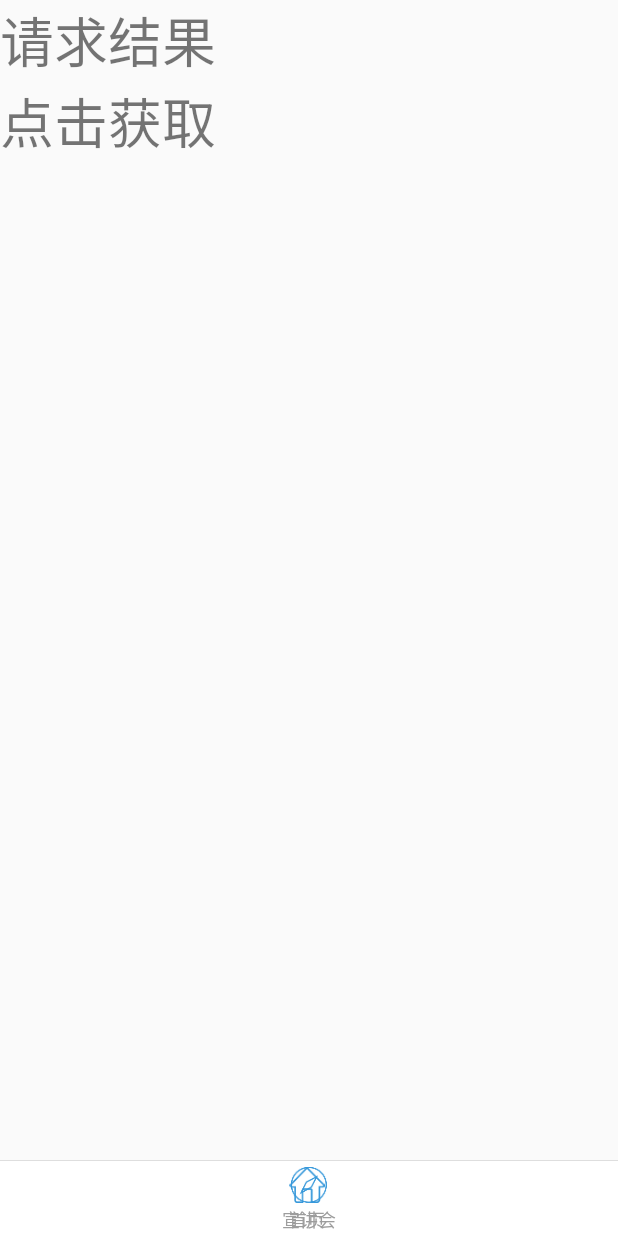
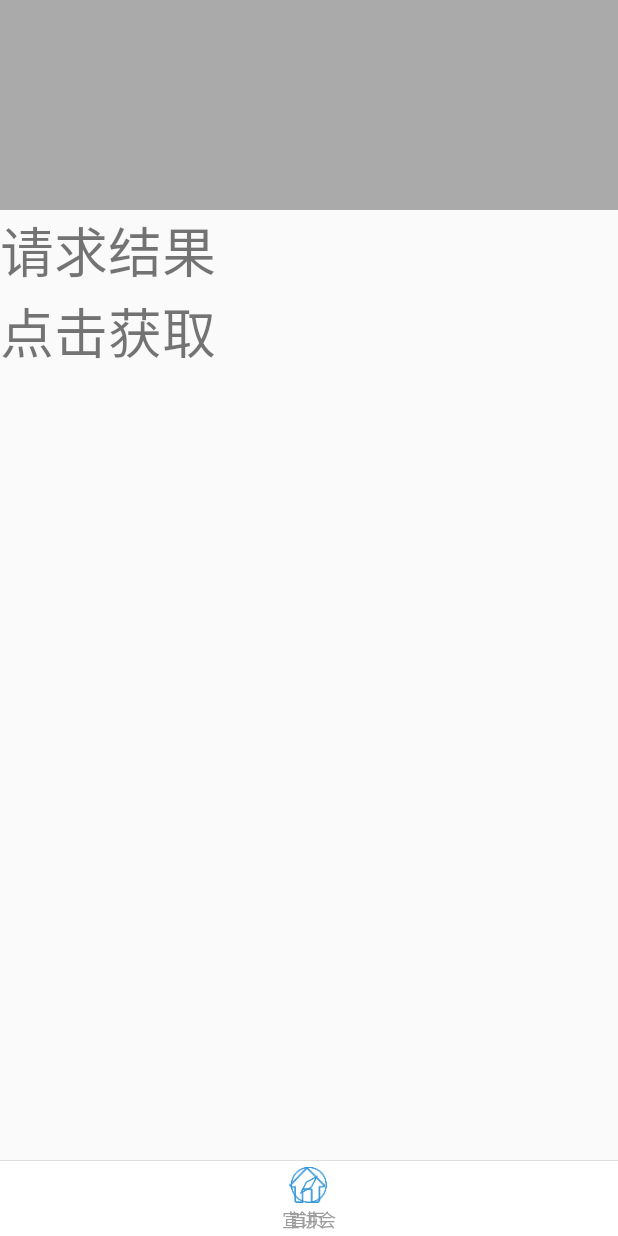
Before and after one commit to ZslNUPT/NoodlesAndroid, an Android app: the screen it shows after launch (HomeActivity), after a tap on "点击获取", on a phone screen of 412 x 824 dp. Run offline under Robolectric (Android 15) with nearby library versions, the phone set to English and light mode, and no system bars; our stand-ins replace ButterKnife, Dagger/Hilt's generated code; libraries missing offline, so code that uses them is left out: retrofit2.adapter.rxjava, retrofit2.converter.jackson, rx.android.schedulers, rx.functions, rx.schedulers; pictures from the network do not load; 5 statements that could not run were skipped.

Commit message:
增加loadingview

```diff
--- a/app/src/main/java/com/njupt/sniper/app/common/custom/AutoLoadImageView.java
+++ b/app/src/main/java/com/njupt/sniper/app/common/customView/AutoLoadImageView.java
@@ -3,7 +3,7 @@
  *
  * @author Fernando Cejas (the android10 coder)
  */
-package com.njupt.sniper.app.common.custom;
+package com.njupt.sniper.app.common.customView;
 
 import android.app.Activity;
 import android.content.Context;
--- a/app/src/main/java/com/njupt/sniper/app/common/custom/HomeItemTextView.java
+++ b/app/src/main/java/com/njupt/sniper/app/common/customView/HomeItemTextView.java
@@ -1,4 +1,4 @@
-package com.njupt.sniper.app.common.custom;
+package com.njupt.sniper.app.common.customView;
 
 import android.content.Context;
 import android.util.AttributeSet;
--- a/app/src/main/java/com/njupt/sniper/app/common/customView/IconTextView.java
+++ b/app/src/main/java/com/njupt/sniper/app/common/customView/IconTextView.java
@@ -3,6 +3,8 @@ package com.njupt.sniper.app.common.customView;
 import android.content.Context;
 import android.util.AttributeSet;
 import android.widget.TextView;
+
+import com.njupt.sniper.app.utils.TypefaceUtils;
 
 /**
  * @author bri
--- a/app/src/main/java/com/njupt/sniper/app/common/custom/MainPageItemView.java
+++ b/app/src/main/java/com/njupt/sniper/app/common/customView/MainPageItemView.java
@@ -1,4 +1,4 @@
-package com.njupt.sniper.app.common.custom;
+package com.njupt.sniper.app.common.customView;
 
 import android.content.Context;
 import android.content.res.TypedArray;
--- a/app/src/main/java/com/njupt/sniper/app/common/custom/ProgressWheel.java
+++ b/app/src/main/java/com/njupt/sniper/app/common/customView/ProgressWheel.java
@@ -1,4 +1,4 @@
-package com.njupt.sniper.app.common.custom;
+package com.njupt.sniper.app.common.customView;
 
 import android.annotation.TargetApi;
 import android.content.Context;
--- a/app/src/main/java/com/njupt/sniper/app/ui/fragment/NavigationFragment.java
+++ b/app/src/main/java/com/njupt/sniper/app/ui/fragment/NavigationFragment.java
@@ -1,11 +1,11 @@
 package com.njupt.sniper.app.ui.fragment;
 
 import android.os.Bundle;
-import android.support.annotation.Nullable;
 import android.view.View;
 import android.widget.TextView;
 
 import com.njupt.sniper.app.R;
+import com.njupt.sniper.app.common.customView.AutoLoadImageView;
 import com.njupt.sniper.app.common.fragment.BaseFragment;
 import com.njupt.sniper.app.ui.presenter.NavigationPresenter;
 import com.njupt.sniper.app.ui.viewInterface.NavigationView;
@@ -22,6 +22,9 @@ public class NavigationFragment extends BaseFragment<NavigationPresenter> implem
     @Bind(R.id.navigation_result)
     TextView result;
 
+    @Bind(R.id.iv_cover)
+    AutoLoadImageView iv_cover;
+
     @Override
     protected void initView(View view, Bundle savedInstanceState) {
 
@@ -33,18 +36,13 @@ public class NavigationFragment extends BaseFragment<NavigationPresenter> implem
     }
 
     @Override
-    public void onActivityCreated(@Nullable Bundle savedInstanceState) {
-        super.onActivityCreated(savedInstanceState);
-    }
-
-    @Override
     protected NavigationPresenter getChildPresenter() {
         return new NavigationPresenter(this,getActivity());
     }
 
     @Override
     protected View getLoadingTargetView() {
-        return null;
+        return iv_cover;
     }
 
 
--- a/app/src/main/java/com/njupt/sniper/app/ui/presenter/NavigationPresenter.java
+++ b/app/src/main/java/com/njupt/sniper/app/ui/presenter/NavigationPresenter.java
@@ -37,7 +37,15 @@ public class NavigationPresenter extends BasePresenter {
         baseHttpMethods.toSubscribe(navigationService.getStatics(), new ProgressSubscriber<>(new SimpleSubscriberOnNextListener<StaticsEntity>() {
             @Override
             public void onNext(StaticsEntity staticsEntity) {
-                mView.setResult(staticsEntity.resume_rank.share_content);
+//                mView.setResult(staticsEntity.resume_rank.share_content);
+                mView.showNetError();
+
+            }
+
+            @Override
+            public void onError(Throwable e) {
+                super.onError(e);
+                mView.showNetError();
             }
         },mActivity));
     }
--- a/app/src/main/java/com/njupt/sniper/app/common/customView/TypefaceUtils.java
+++ b/app/src/main/java/com/njupt/sniper/app/utils/TypefaceUtils.java
@@ -1,4 +1,4 @@
-package com.njupt.sniper.app.common.customView;
+package com.njupt.sniper.app.utils;
 
 import android.content.Context;
 import android.graphics.Paint;
--- a/app/src/main/res/layout/fragment_navigation.xml
+++ b/app/src/main/res/layout/fragment_navigation.xml
@@ -5,7 +5,12 @@
     android:orientation="vertical">
 
     <!--<include layout="@layout/include_tool_bar" />-->
-
+    <com.njupt.sniper.app.common.customView.AutoLoadImageView
+        android:id="@+id/iv_cover"
+        android:layout_width="match_parent"
+        android:layout_height="@dimen/iv_cover_height"
+        android:background="@android:color/darker_gray"
+        />
     <TextView
         android:id="@+id/navigation_result"
         android:layout_width="match_parent"
--- a/app/src/main/res/layout/pager_loading.xml
+++ b/app/src/main/res/layout/pager_loading.xml
@@ -5,7 +5,7 @@
                 android:layout_height="match_parent">
 
 
-    <com.njupt.sniper.app.common.custom.ProgressWheel
+    <com.njupt.sniper.app.common.customView.ProgressWheel
         android:id="@+id/progress_wheel"
         android:layout_width="80dip"
         android:layout_height="80dip"
```
Also changed, not shown: app/src/main/java/com/njupt/sniper/app/ui/fragment/SecFragment.java (+19 -0 lines), app/src/main/java/com/njupt/sniper/app/ui/fragment/TestFragment.java (+17 -0 lines).
